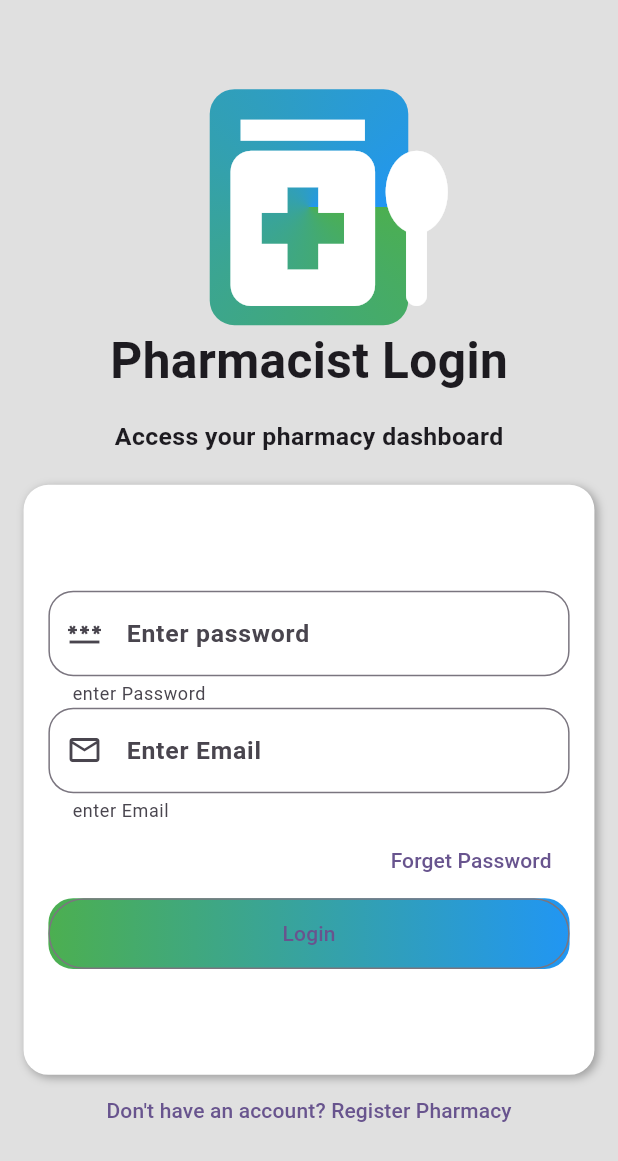
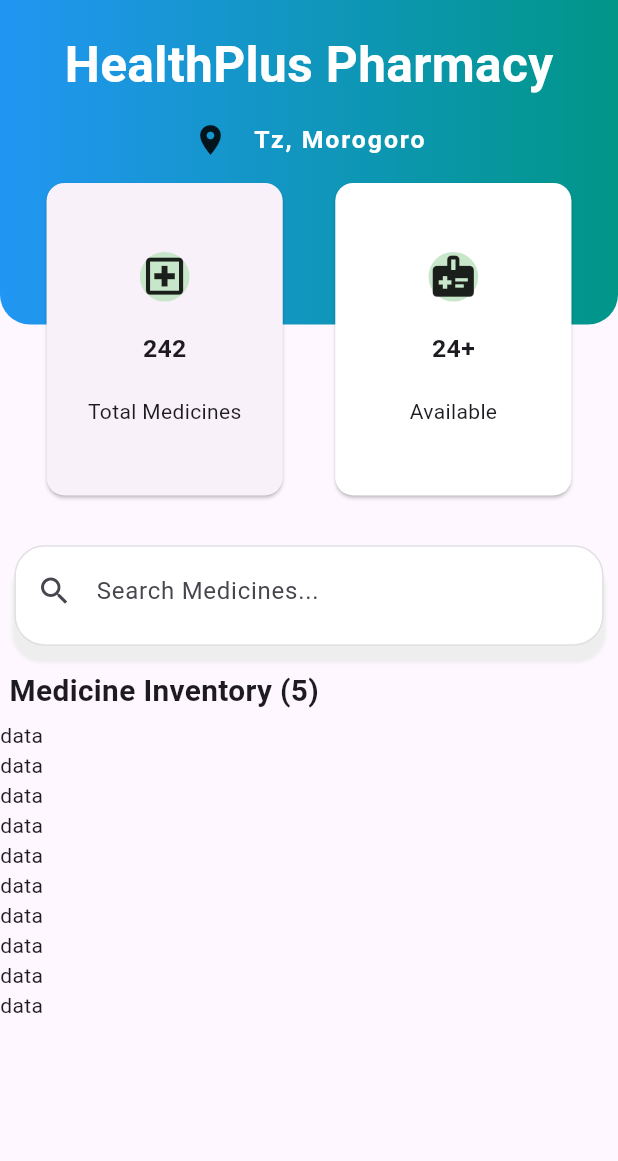
Before and after one commit to afidhu/medicine_locaton_for_pharmacies, a Flutter app: the LoginScreen screen opened directly, after a tap on "Login", on a phone screen of 412 x 824 dp. Shown: the top 1161 px of the screen. Run offline on Flutter 3.47's test engine with Material 3 defaults, Android fonts, the phone set to English and light mode, and no system bars; our stand-ins replace equatable, flutter_screenutil, get, google_maps_flutter; missing offline and left inert: dart:ffi.

Commit message:
pharmacist_home UI

```diff
--- a/medicine_locator_for_pharmacies/lib/core/screens/custom_ui/container_card.dart
+++ b/medicine_locator_for_pharmacies/lib/core/screens/custom_ui/container_card.dart
@@ -3,13 +3,17 @@ import 'package:flutter/material.dart';
 import 'package:flutter_screenutil/flutter_screenutil.dart';
 
 class ContainerCard extends StatelessWidget {
-  const ContainerCard({super.key});
+
+  final int containerHeight;
+  // final int containerWidth;
+  // final Color containerColor;
+  const ContainerCard({super.key, required this.containerHeight});
 
   @override
   Widget build(BuildContext context) {
     return   Container(
         width: double.infinity,
-        height: 180.h,
+        height: containerHeight.h,
         decoration: BoxDecoration(
           borderRadius: BorderRadius.only(
             bottomLeft: Radius.circular(20),
--- a/medicine_locator_for_pharmacies/lib/core/screens/custom_ui/counts_cards.dart
+++ b/medicine_locator_for_pharmacies/lib/core/screens/custom_ui/counts_cards.dart
@@ -1,6 +1,8 @@
 
 import 'package:flutter/material.dart';
 import 'package:flutter_screenutil/flutter_screenutil.dart';
+
+
 class CountsCards extends StatelessWidget {
   final IconData icon;
   final int counts;
@@ -9,12 +11,13 @@ class CountsCards extends StatelessWidget {
   final IconData icon2;
   final int counts2;
   final String text2;
-  const CountsCards({super.key, required this.icon, required this.counts, required this.text, required this.icon2, required this.counts2, required this.text2});
+  final int positionedTop;
+  const CountsCards({super.key, required this.icon, required this.counts, required this.text, required this.icon2, required this.counts2, required this.text2, required this.positionedTop});
 
   @override
   Widget build(BuildContext context) {
-    return    Positioned(
-      top: 130.h,
+    return   Positioned(
+      top: positionedTop.h,
       left: 0,
       right: 0,
       child: Row(
@@ -59,7 +62,7 @@ class CountsCards extends StatelessWidget {
                     SizedBox(height: 10.h,),
                     Text('$counts2+',style: TextStyle(fontSize: 10.sp, fontWeight: FontWeight.bold),),
                     SizedBox(height: 10.h,),
-                    Text(text)
+                    Text(text2)
                   ],
                 )
             ),
--- a/medicine_locator_for_pharmacies/lib/features/auths/presentation/screens/login_screen.dart
+++ b/medicine_locator_for_pharmacies/lib/features/auths/presentation/screens/login_screen.dart
@@ -1,7 +1,10 @@
 
 import 'package:flutter/material.dart';
 import 'package:flutter_screenutil/flutter_screenutil.dart';
+import 'package:get/get.dart';
+import 'package:get/get_core/src/get_main.dart';
 
+import '../../../pharmacy/presentation/screens/pharmacist_home.dart';
 import '../widgets/input_text.dart';
 
 class LoginScreen extends StatefulWidget {
@@ -92,7 +95,9 @@ class _LoginScreenState extends State<LoginScreen> {
                                   Colors.green,
                                   Colors.blue
                                 ])
-                              ), child: OutlinedButton(onPressed: (){}, child: Text('Login')))
+                              ), child: OutlinedButton(onPressed: (){
+                                Get.to(()=>PharmacistHome());
+                            }, child: Text('Login')))
                           ],
                         ),
                     ),
--- a/medicine_locator_for_pharmacies/lib/features/medicines/presentation/screens/custom_ui/medicine_up_stack.dart
+++ b/medicine_locator_for_pharmacies/lib/features/medicines/presentation/screens/custom_ui/medicine_up_stack.dart
@@ -24,7 +24,7 @@ class MedicineUpStack extends StatelessWidget {
             child: Stack(
               fit: StackFit.loose,
               children: [
-                ContainerCard(),
+                ContainerCard(containerHeight: 180,),
                 Positioned(
                     top: 10.h,
                     left: 0,
@@ -58,7 +58,7 @@ class MedicineUpStack extends StatelessWidget {
                     child:  TextInputSearch()
                 ),
 
-                CountsCards(icon: Icons.local_hospital_outlined, counts: 402, text: 'Pharmancies \n Available', icon2: Icons.medical_information, counts2: 2400, text2: 'Medicines \n Available' )
+                CountsCards(icon: Icons.local_hospital_outlined, counts: 402, text: 'Pharmancies \n Available', icon2: Icons.medical_information, counts2: 2400, text2: 'Medicines \n Available',positionedTop: 130, )
               ],
             ),
           )
--- a/medicine_locator_for_pharmacies/lib/features/pharmacy/presentation/screens/pharmacist_home.dart
+++ b/medicine_locator_for_pharmacies/lib/features/pharmacy/presentation/screens/pharmacist_home.dart
@@ -0,0 +1,124 @@
+
+import 'package:flutter/material.dart';
+import 'package:flutter/services.dart';
+import 'package:flutter_screenutil/flutter_screenutil.dart';
+import 'package:medicine_locator_for_pharmacies/core/screens/custom_ui/counts_cards.dart';
+
+import '../../../../core/screens/custom_ui/container_card.dart';
+
+class PharmacistHome extends StatefulWidget {
+  const PharmacistHome({super.key});
+
+  @override
+  State<PharmacistHome> createState() => _PharmacistHomeState();
+}
+
+class _PharmacistHomeState extends State<PharmacistHome> {
+  @override
+  Widget build(BuildContext context) {
+    return Scaffold(
+      body: SafeArea(
+          child: CustomScrollView(
+            slivers: [
+
+              SliverToBoxAdapter(
+                  child:  SizedBox(
+                    height: 180.h,
+                    width: double.infinity,
+                    child: Stack(
+                      fit: StackFit.loose,
+                      children: [
+                        ContainerCard(containerHeight:110,),
+                        Positioned(
+                            top: 10.h,
+                            left: 0,
+                            right: 0,
+
+                            child: Column(
+                              mainAxisAlignment: MainAxisAlignment.center,
+                              spacing: 9.sp,
+                              crossAxisAlignment: CrossAxisAlignment.center,
+                              // mainAxisAlignment: MainAxisAlignment.spaceBetween,
+                              children: [
+
+                                Text('HealthPlus Pharmacy',style: TextStyle(fontSize: 20.sp, fontWeight: FontWeight.bold,color: Colors.white),),
+                                Row(
+                                  crossAxisAlignment: CrossAxisAlignment.center,
+                                  mainAxisAlignment: MainAxisAlignment.center,
+                                  children: [
+                                    Icon(Icons.location_on),
+                                    SizedBox(width: 10.w,),
+                                    Text('Tz, Morogoro',style: TextStyle(letterSpacing: 1.3,fontSize: 10.sp, fontWeight: FontWeight.bold,color: Colors.white),),
+                                  ],
+                                )
+                              ],
+                            )
+                        ),
+                        CountsCards(icon: Icons.local_hospital_outlined, counts: 242, text: 'Total Medicines', icon2: Icons.medical_information, counts2: 24, text2: 'Available',positionedTop: 60,),
+                      ],
+                    ),
+                  )
+
+              ),
+
+              SliverPadding(
+                padding: EdgeInsets.all(0.8.sp),
+                sliver: SliverToBoxAdapter(
+                  child: Container(
+                    width: double.infinity,
+                    height: 34.h,
+                    margin: EdgeInsets.all(5.sp),
+                    padding: EdgeInsets.all(1.sp),
+                    decoration: BoxDecoration(
+                      color: Colors.white,
+                      borderRadius: BorderRadius.circular(20),
+                      shape: BoxShape.rectangle,
+                      border: BoxBorder.all(
+                        color: Colors.grey.shade300,
+                        width: 1.0,
+                        style: BorderStyle.solid
+                      ),
+                      boxShadow: [
+                        BoxShadow(
+                          blurRadius: 1,
+                          color: Colors.grey.shade200,
+                          offset: Offset(0, 10),
+                          spreadRadius: 1
+                        )
+                      ]
+                    ),
+                    child: TextField(
+                      decoration: InputDecoration(
+                          prefixIcon: Icon(Icons.search),
+                          hintText: 'Search Medicines...',
+                          border: OutlineInputBorder(
+                            borderRadius: BorderRadius.circular(20),
+                            borderSide: BorderSide.none,
+                          )
+                      ),
+                    ),
+                  ),
+                ),
+              ),
+
+              SliverPadding(padding: EdgeInsets.all(3.8.sp),
+                sliver: SliverToBoxAdapter(
+                  child: Text('Medicine Inventory (5)', style: TextStyle(fontWeight: FontWeight.bold, fontSize: 12.sp ),),
+                )
+                ),
+
+              SliverList(delegate: SliverChildBuilderDelegate((context, index){
+                return Container(
+                  child: Text('data'),
+                );
+
+              },childCount: 10),
+              )
+
+            ],
+          ),
+      ),
+    );
+  }
+
+}
```
